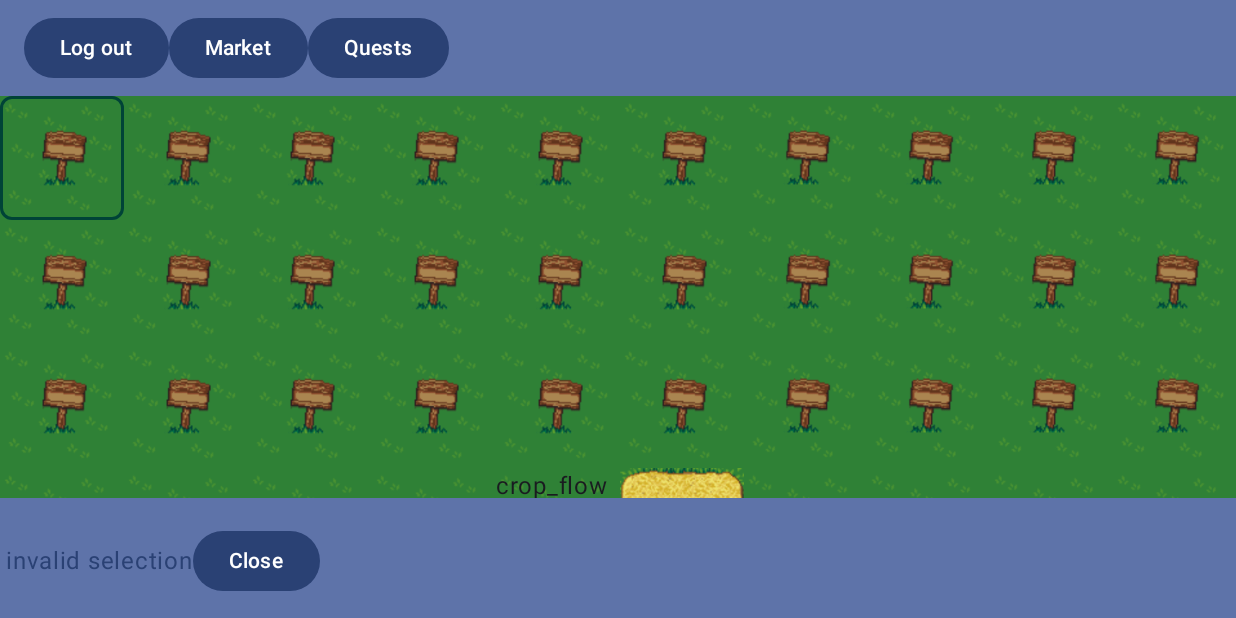
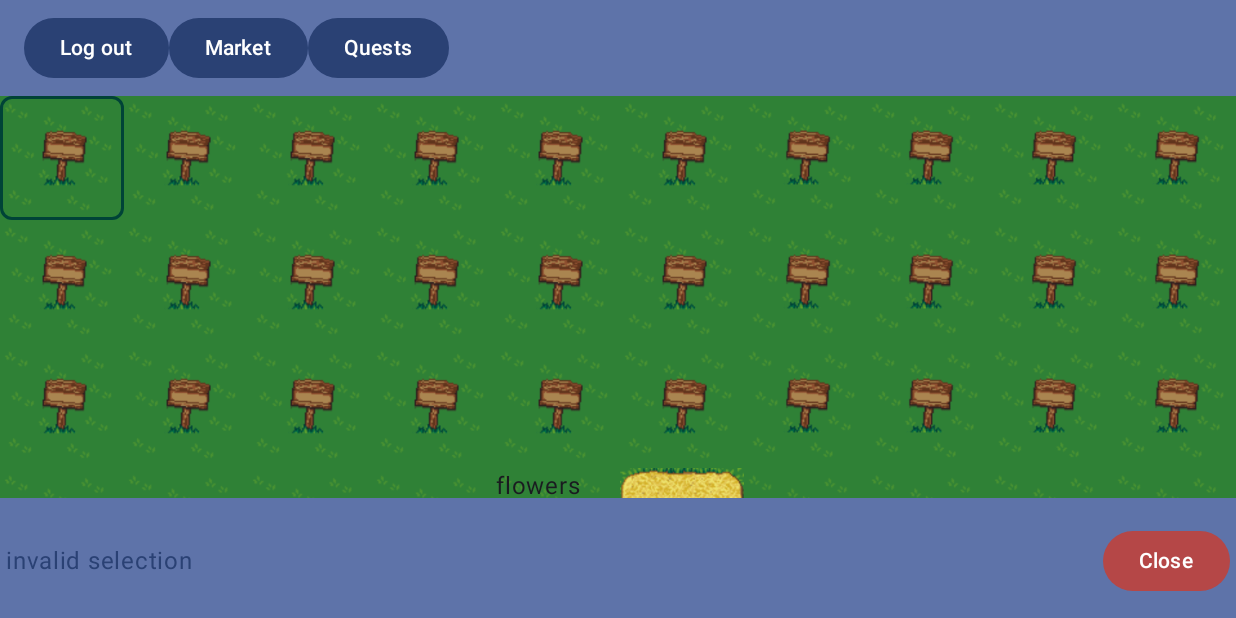
Before and after one commit to bferi2001/FarmGameAndroid, an Android app built with Jetpack Compose: the MapScreen screen opened through its navigation route, after a tap on "empty", on a phone screen of 824 x 412 dp (held sideways). Run offline under Robolectric (Android 15) with nearby library versions, the phone set to English and light mode, and no system bars.

Commit message:
Better intereactions

```diff
--- a/FarmGameFrontend/app/src/main/java/hu/bme/aut/szoftarch/farmgame/api/DummyController.kt
+++ b/FarmGameFrontend/app/src/main/java/hu/bme/aut/szoftarch/farmgame/api/DummyController.kt
@@ -33,7 +33,7 @@ class DummyController : Controller() {
 
     override fun getPossibleBuildings(id: Int): List<String> {
 
-        return listOf("building_cow_shed")
+        return listOf("building_cow_shed", "building_sheep_pen")
     }
 
     override fun getPossibleCrops(id: Int): List<String> {
@@ -49,7 +49,7 @@ class DummyController : Controller() {
         if (land.content != null) {
             return land.content!!.getInteractions()
         }
-        return listOf("action_build", "action_plough")
+        return listOf( "action_plough","action_build:building_cow_shed", "action_build:building_sheep_pen",)
     }
 
     override fun interact(land: Land, interaction: String, params: List<String>): Boolean {
@@ -64,6 +64,11 @@ class DummyController : Controller() {
             Pair("building_cow_shed", "Cow Shed"),
             Pair("crop_corn", "Corn"),
             Pair("crop_null", "No crops"),
+            Pair("empty", "Empty"),
+            Pair("action_build", "Build"),
+            Pair("action_build:building_cow_shed", "Cow Shed"),
+            Pair("action_build:building_sheep_pen", "Sheep Pen"),
+            Pair("action_plough", "Plough"),
         )
     }
 }
--- a/FarmGameFrontend/app/src/main/java/hu/bme/aut/szoftarch/farmgame/feature/game/farm/Building.kt
+++ b/FarmGameFrontend/app/src/main/java/hu/bme/aut/szoftarch/farmgame/feature/game/farm/Building.kt
@@ -8,7 +8,7 @@ class Building(
     private val tag: String,
 ) : Buildable() {
     var level: Int = 0
-    val maxLevel: Int = 15
+    val maxLevel: Int = 3
 
     var processing: Boolean = false
     var clean: Boolean = true
@@ -16,7 +16,6 @@ class Building(
     override fun getName(): String {
         return "${NameService.getDisplayName(tag)} lvl${level}"
     }
-
     override fun getTag(): String {
         return if (clean) {
             tag
--- a/FarmGameFrontend/app/src/main/java/hu/bme/aut/szoftarch/farmgame/feature/map/FarmView.kt
+++ b/FarmGameFrontend/app/src/main/java/hu/bme/aut/szoftarch/farmgame/feature/map/FarmView.kt
@@ -4,6 +4,7 @@ import androidx.compose.foundation.Image
 import androidx.compose.foundation.background
 import androidx.compose.foundation.border
 import androidx.compose.foundation.layout.Box
+import androidx.compose.foundation.layout.Column
 import androidx.compose.foundation.layout.aspectRatio
 import androidx.compose.foundation.layout.fillMaxWidth
 import androidx.compose.foundation.lazy.grid.GridCells
@@ -11,6 +12,7 @@ import androidx.compose.foundation.lazy.grid.LazyVerticalGrid
 import androidx.compose.foundation.lazy.grid.items
 import androidx.compose.material3.Button
 import androidx.compose.material3.Card
+import androidx.compose.material3.LinearProgressIndicator
 import androidx.compose.material3.Text
 import androidx.compose.runtime.Composable
 import androidx.compose.ui.Modifier
@@ -20,6 +22,10 @@ import androidx.compose.ui.unit.dp
 import hu.bme.aut.szoftarch.farmgame.R
 import hu.bme.aut.szoftarch.farmgame.feature.game.farm.Land
 import hu.bme.aut.szoftarch.farmgame.view.ImageService
+import hu.bme.aut.szoftarch.farmgame.view.NameService
+import java.time.LocalDate
+import java.time.temporal.ChronoUnit
+import kotlin.text.toFloat
 
 @Composable
 fun LandGrid(modifier: Modifier, viewModel: MapViewModel) {
@@ -60,7 +66,7 @@ fun LandItem(land: Land, viewModel: MapViewModel) {
                     .aspectRatio(1f)
             )
             if (image == R.drawable.missing_tile) {
-                Text(text = land.getTag())
+                Text(text = land.getName())
             }
         }
     }
@@ -82,14 +88,14 @@ fun CreateInteractButtons(viewModel: MapViewModel) {
         Button(
             onClick = {
                 viewModel.interact(
-                    interaction, /*Temp placeholder -> */
-                    listOf("1234", "building_cow_shed")
+                    interaction.split(":")[0], /*Temp placeholder -> */
+                    listOf("1234", interaction.split(":").getOrNull(1) ?: "")
                 )
                 viewModel.closeMenu()
                 viewModel.selectedLand = -1
             })
         {
-            Text(text = interaction)
+            Text(text = NameService.getDisplayName(interaction))
         }
     }
 }
--- a/FarmGameFrontend/app/src/main/java/hu/bme/aut/szoftarch/farmgame/feature/map/MapMenus.kt
+++ b/FarmGameFrontend/app/src/main/java/hu/bme/aut/szoftarch/farmgame/feature/map/MapMenus.kt
@@ -13,6 +13,7 @@ import androidx.compose.foundation.layout.fillMaxWidth
 import androidx.compose.foundation.layout.offset
 import androidx.compose.foundation.layout.padding
 import androidx.compose.foundation.layout.width
+import androidx.compose.foundation.lazy.LazyRow
 import androidx.compose.material3.Button
 import androidx.compose.material3.ButtonDefaults
 import androidx.compose.material3.Text
@@ -79,16 +80,23 @@ fun SideMenuScreen(viewModel: MapViewModel) {
 fun BottomMenuContent(viewModel: MapViewModel) {
     Row(
         verticalAlignment = Alignment.CenterVertically,
-        horizontalArrangement = Arrangement.Center
+        horizontalArrangement = Arrangement.SpaceBetween
     ) {
-        CreateInteractButtons(viewModel)
-
+        Row(
+            verticalAlignment = Alignment.CenterVertically,
+            horizontalArrangement = Arrangement.Start
+        ){
+            CreateInteractButtons(viewModel)
+        }
+        Spacer(modifier = Modifier.weight(1f))
         Button(
-            onClick = {
-                viewModel.closeMenu()
-            }
+            onClick = { viewModel.closeMenu() },
+            colors = ButtonDefaults.textButtonColors(
+                containerColor = Color(0xFFB54747),
+                contentColor = Color.White)
         ) {
             Text(text = "Close")
         }
+
     }
 }
```
